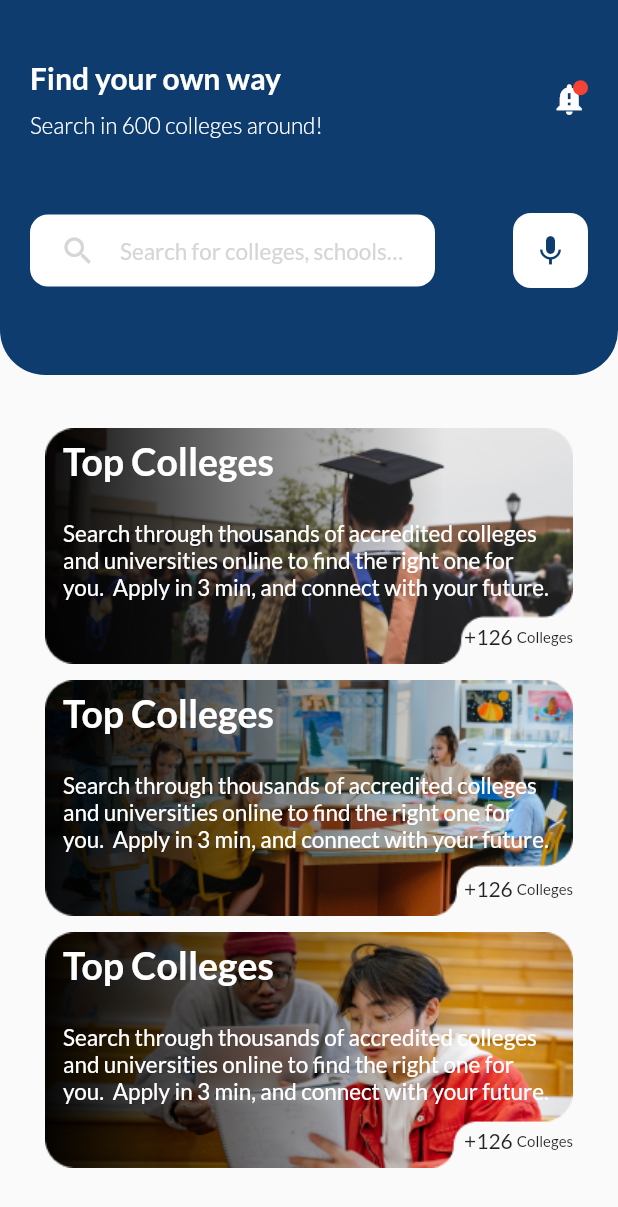
After one commit to najmulmyself/Higher-Study, a Flutter app: the screen it shows after launch, on a phone screen of 412 x 824 dp. The commit adds this screen. Shown: the top 1207 px of the screen. Run offline on Flutter 3.47's test engine with Material 2 defaults, Android fonts, the phone set to English and light mode, and no system bars; our stand-ins replace bottom_navy_bar, google_fonts, persistent_bottom_nav_bar.

```diff
--- /dev/null
+++ b/lib/screens/home_material.dart
@@ -0,0 +1,43 @@
+import 'package:flutter/material.dart';
+import 'package:higher_study/component/cat_card.dart';
+import 'package:higher_study/component/header.dart';
+
+class HomeMat extends StatelessWidget {
+  const HomeMat({
+    Key? key,
+  }) : super(key: key);
+
+  @override
+  Widget build(BuildContext context) {
+    return Column(
+      children: [
+        Header(),
+        Expanded(
+          // EXPANDED SHOULD BE PARENT OF LISTVIEW (NOT SURE)
+          child: Padding(
+            padding: EdgeInsets.only(right: 30.0, left: 30, top: 30.0),
+
+            // child: CategoryCard(
+            //   image: 'assets/images/cat-card1.png',
+            // ),
+            // EXPANDED SHOULD NOT USED HERE BECASE ABOVE WRAPPED WITH PADDING(NOT SURE)
+            child: ListView(
+              // IF WE USE COLUMN HERE ERROR OCCURED
+              children: [
+                CategoryCard(
+                  image: 'assets/images/cat-card1.png',
+                ),
+                CategoryCard(
+                  image: 'assets/images/cat-card2.png',
+                ),
+                CategoryCard(
+                  image: 'assets/images/cat-card3.png',
+                ),
+              ],
+            ),
+          ),
+        )
+      ],
+    );
+  }
+}
--- a/pubspec.yaml
+++ b/pubspec.yaml
@@ -34,6 +34,8 @@ dependencies:
   # Use with the CupertinoIcons class for iOS style icons.
   cupertino_icons: ^1.0.2
   google_fonts: ^3.0.1
+  persistent_bottom_nav_bar: ^4.0.2
+  bottom_navy_bar: ^6.0.0
 
 dev_dependencies:
   flutter_test:
```
Also changed, not shown: lib/main.dart (+60 -0 lines), lib/screens/home_page.dart (+5 -30 lines), pubspec.lock.
